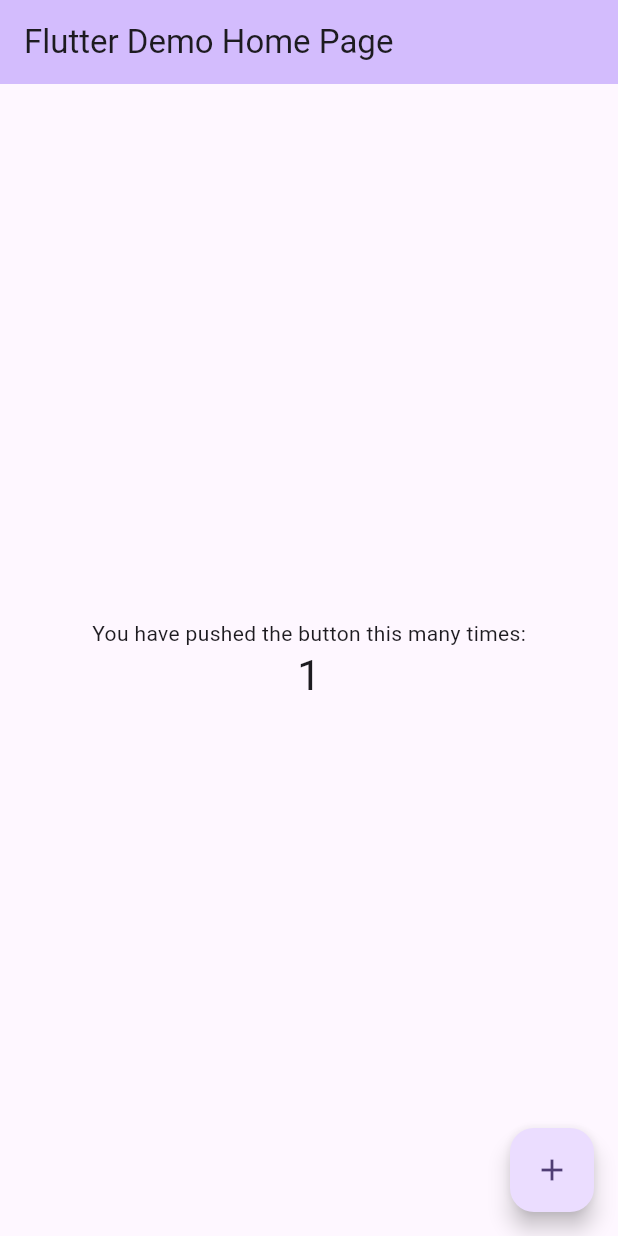
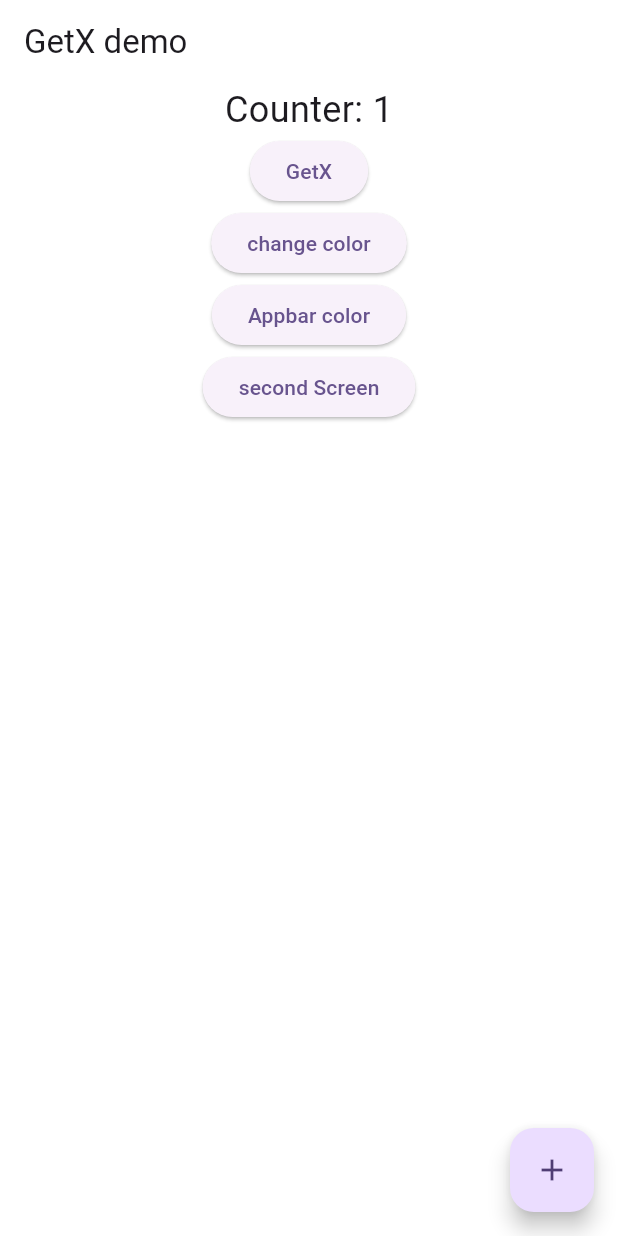
Before and after one commit to JaseemCA/Getxsample, a Flutter app: the screen it shows after launch, after a tap on the "add" icon, on a phone screen of 412 x 824 dp. Run offline on Flutter 3.47's test engine with Material 3 defaults, Android fonts, the phone set to English and light mode, and no system bars; our stand-ins replace get.

Commit message:
getx 2nd commit

```diff
--- /dev/null
+++ b/lib/controller.dart
@@ -0,0 +1,35 @@
+import 'package:flutter/material.dart';
+import 'package:get/get.dart';
+import 'dart:math';
+
+class ConterController extends GetxController {
+  var count = 0.obs;
+  void increment() {
+    count++;
+  }
+
+  void decrement() {
+    count--;
+  }
+}
+
+class MyController extends GetxController {
+  void printHello() {
+    print('hello world');
+  }
+}
+
+class ColorController extends GetxController {
+  // Observable variable for scaffold color
+  var scaffoldcolor = Colors.white.obs;
+ var barcolor = Colors.white.obs;
+  // Function to change the color
+  void changeColor() {
+    // Generate a random color
+    scaffoldcolor.value = Color((Random().nextDouble() * 0xFFFFFF).toInt()).withOpacity(1.0);
+  }
+    void changebarColor() {
+    // Generate a random color
+    barcolor.value = Color((Random().nextDouble() * 0xFFFFFF).toInt()).withOpacity(1.0);
+  }
+}
--- a/lib/main.dart
+++ b/lib/main.dart
@@ -1,77 +1,102 @@
 import 'package:flutter/material.dart';
+import 'package:get/get.dart';
+import 'package:getxsample/controller.dart';
+import 'package:getxsample/second.dart';
 
 void main() {
+  // Get.put(MyController());
+
   runApp(const MyApp());
 }
 
 class MyApp extends StatelessWidget {
   const MyApp({super.key});
 
-  // This widget is the root of your application.
   @override
   Widget build(BuildContext context) {
-    return MaterialApp(
+    return GetMaterialApp(
+      debugShowCheckedModeBanner: false,
       title: 'Flutter Demo',
       theme: ThemeData(
-
         colorScheme: ColorScheme.fromSeed(seedColor: Colors.deepPurple),
         useMaterial3: true,
       ),
-      home: const MyHomePage(title: 'Flutter Demo Home Page'),
+      initialRoute: '/home',
+      getPages: [
+        GetPage(name: '/home', page: () => MyHomePage()),
+        GetPage(name: '/second', page: () => SecondScreen())
+      ],
     );
   }
 }
 
 class MyHomePage extends StatefulWidget {
-  const MyHomePage({super.key, required this.title});
-
-  final String title;
+  const MyHomePage({
+    super.key,
+  });
 
   @override
   State<MyHomePage> createState() => _MyHomePageState();
 }
 
 class _MyHomePageState extends State<MyHomePage> {
-  int _counter = 0;
+  final ConterController conterController = Get.put(ConterController());
+  //Get.put(CounterController()) registers the controller, making it available for use.
+  final MyController conterContrller = Get.put(MyController());
+  final ColorController colorcontroller = Get.put(ColorController());
+  // final MyController mycontroller = Get.find();
 
-  void _incrementCounter() {
-    setState(() {
+  // int _counter = 0;
 
-      _counter++;
-    });
-  }
+  // void _incrementCounter() {
+  //   setState(() {
+
+  //     _counter++;
+  //   });
+  // }
 
   @override
   Widget build(BuildContext context) {
-
+    return Obx(() {
       return Scaffold(
+        backgroundColor: colorcontroller.scaffoldcolor.value,
         appBar: AppBar(
-
-        backgroundColor: Theme.of(context).colorScheme.inversePrimary,
-
-        title: Text(widget.title),
+          backgroundColor: colorcontroller.barcolor.value,
+          title: const Text("GetX demo"),
         ),
         body: Center(
-
             child: Column(
-
-          mainAxisAlignment: MainAxisAlignment.center,
-          children: <Widget>[
-            const Text(
-              'You have pushed the button this many times:',
-            ),
-            Text(
-              '$_counter',
-              style: Theme.of(context).textTheme.headlineMedium,
-            ),
+          children: [
+            Obx(() {
+              return Text(
+                'Counter: ${conterController.count}',
+                style: const TextStyle(fontSize: 24),
+              );
+            }),
+            ElevatedButton(
+                onPressed: () {
+                  conterContrller.printHello();
+                },
+                child: const Text('GetX')),
+            ElevatedButton(
+                onPressed: colorcontroller.changeColor,
+                child: Text('change color')),
+            ElevatedButton(
+                onPressed: colorcontroller.changebarColor,
+                child: Text('Appbar color')),
+            ElevatedButton(
+                onPressed: () {
+                  Get.toNamed('/second');
+                },
+                child: Text('second Screen'))
           ],
-        ),
-      ),
+        )),
         floatingActionButton: FloatingActionButton(
-        onPressed: _incrementCounter,
+          onPressed: conterController.increment,
           tooltip: 'Increment',
           child: const Icon(Icons.add),
         ),
       );
+    });
   }
 }
--- /dev/null
+++ b/lib/second.dart
@@ -0,0 +1,22 @@
+import 'package:flutter/material.dart';
+import 'package:get/get.dart';
+import 'package:get/get_core/src/get_main.dart';
+
+class SecondScreen extends StatelessWidget {
+  const SecondScreen({super.key});
+
+  @override
+  Widget build(BuildContext context) {
+     return Scaffold(
+      appBar: AppBar(title: Text('Second Screen')),
+      body: Center(
+        child: ElevatedButton(
+          onPressed: () {
+            Get.back();
+          },
+          child: Text('Back to Home'),
+        ),
+      ),
+    );
+  }
+}
--- a/pubspec.yaml
+++ b/pubspec.yaml
@@ -35,6 +35,7 @@ dependencies:
   # The following adds the Cupertino Icons font to your application.
   # Use with the CupertinoIcons class for iOS style icons.
   cupertino_icons: ^1.0.6
+  get: ^4.6.6
 
 dev_dependencies:
   flutter_test:
```
Also changed, not shown: pubspec.lock. Lines whose indentation alone changed are shown as unchanged.
